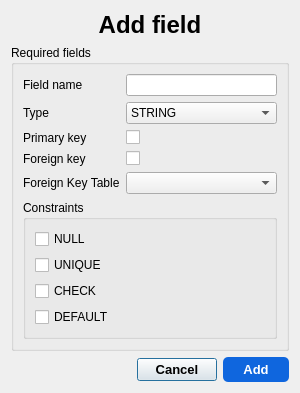
The window that src/components/addfield-dashboard/addfielddialog.ui (RapidWebForge/RapidWebForgeApp) describes before a commit, drawn with Qt 5.
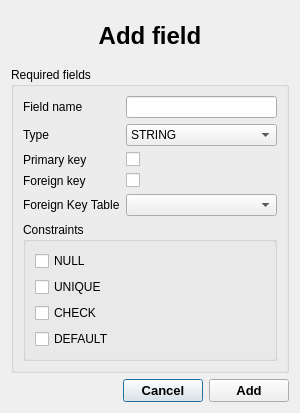
The same window after the commit.

What changed in the file:
```diff
--- a/src/components/addfield-dashboard/addfielddialog.ui
+++ b/src/components/addfield-dashboard/addfielddialog.ui
@@ -7,7 +7,7 @@
     <x>0</x>
     <y>0</y>
     <width>300</width>
-    <height>389</height>
+    <height>413</height>
    </rect>
   </property>
   <property name="windowTitle">
@@ -190,7 +190,7 @@
         </font>
        </property>
        <property name="styleSheet">
-        <string notr="true">background-color: #0F66DE; color: white; border-radius: 5px; padding: 5px 20px;</string>
+        <string notr="true"/>
        </property>
        <property name="text">
         <string>Add</string>
```
